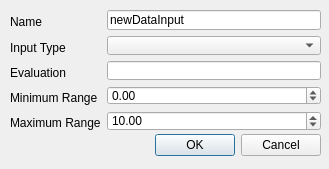
The window that src/Authoring/Studio/Application/DataInputDlg.ui (flyhex/qt3dstudio) describes before a commit, drawn with Qt 5.
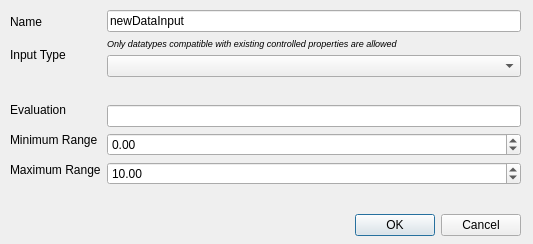
The same window after the commit.

Commit message:
Check allowable datainput types when changing existing datainput type
Property datatypes are now stored when datainput is bound as a controller
to a property, and allowable datatypes are checked when entering the
datainput edit dialog. User is given a clarification on why certain
datatypes are grayed out.

Task-Id: QT3DS-1916

Patch:
```diff
--- a/src/Authoring/Studio/Application/DataInputDlg.ui
+++ b/src/Authoring/Studio/Application/DataInputDlg.ui
@@ -6,8 +6,8 @@
    <rect>
     <x>0</x>
     <y>0</y>
-    <width>329</width>
-    <height>169</height>
+    <width>533</width>
+    <height>244</height>
    </rect>
   </property>
   <property name="windowTitle">
@@ -20,8 +20,8 @@
    <property name="geometry">
     <rect>
      <x>10</x>
-     <y>130</y>
-     <width>311</width>
+     <y>210</y>
+     <width>511</width>
      <height>31</height>
     </rect>
    </property>
@@ -59,8 +59,8 @@
     <rect>
      <x>10</x>
      <y>10</y>
-     <width>311</width>
-     <height>121</height>
+     <width>511</width>
+     <height>197</height>
     </rect>
    </property>
    <layout class="QHBoxLayout" name="horizontalLayout_4">
@@ -85,6 +85,22 @@
         </property>
        </widget>
       </item>
+      <item>
+       <spacer name="infoTxtSpacer">
+        <property name="orientation">
+         <enum>Qt::Vertical</enum>
+        </property>
+        <property name="sizeType">
+         <enum>QSizePolicy::Preferred</enum>
+        </property>
+        <property name="sizeHint" stdset="0">
+         <size>
+          <width>20</width>
+          <height>18</height>
+         </size>
+        </property>
+       </spacer>
+      </item>
       <item>
        <widget class="QLabel" name="labelNodeType">
         <property name="minimumSize">
@@ -103,6 +119,9 @@
         <property name="orientation">
          <enum>Qt::Vertical</enum>
         </property>
+        <property name="sizeType">
+         <enum>QSizePolicy::Expanding</enum>
+        </property>
         <property name="sizeHint" stdset="0">
          <size>
           <width>20</width>
@@ -186,8 +205,27 @@
         </property>
        </widget>
       </item>
+      <item>
+       <widget class="QLabel" name="labelInfoText">
+        <property name="font">
+         <font>
+          <pointsize>7</pointsize>
+          <italic>true</italic>
+         </font>
+        </property>
+        <property name="text">
+         <string>Only datatypes compatible with existing controlled properties are allowed</string>
+        </property>
+       </widget>
+      </item>
       <item>
        <widget class="QComboBox" name="comboBoxTypeList">
+        <property name="sizePolicy">
+         <sizepolicy hsizetype="MinimumExpanding" vsizetype="Fixed">
+          <horstretch>0</horstretch>
+          <verstretch>0</verstretch>
+         </sizepolicy>
+        </property>
         <property name="toolTip">
          <string>The type of the data input</string>
         </property>
```
The commit also changes 8 other files.
